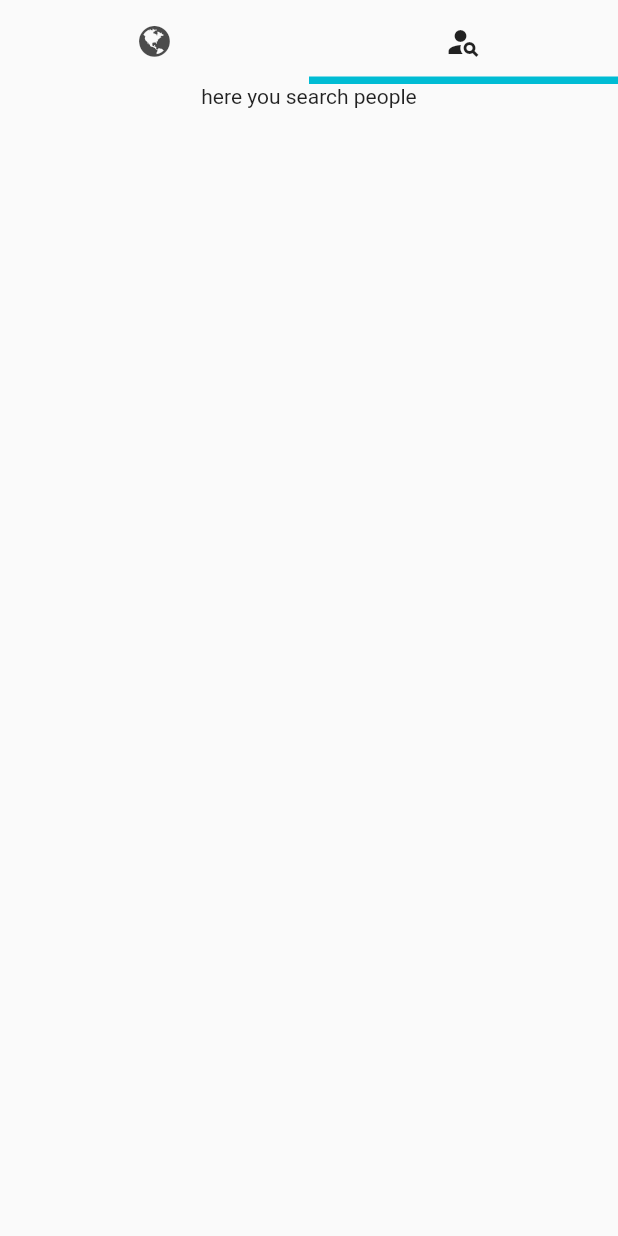
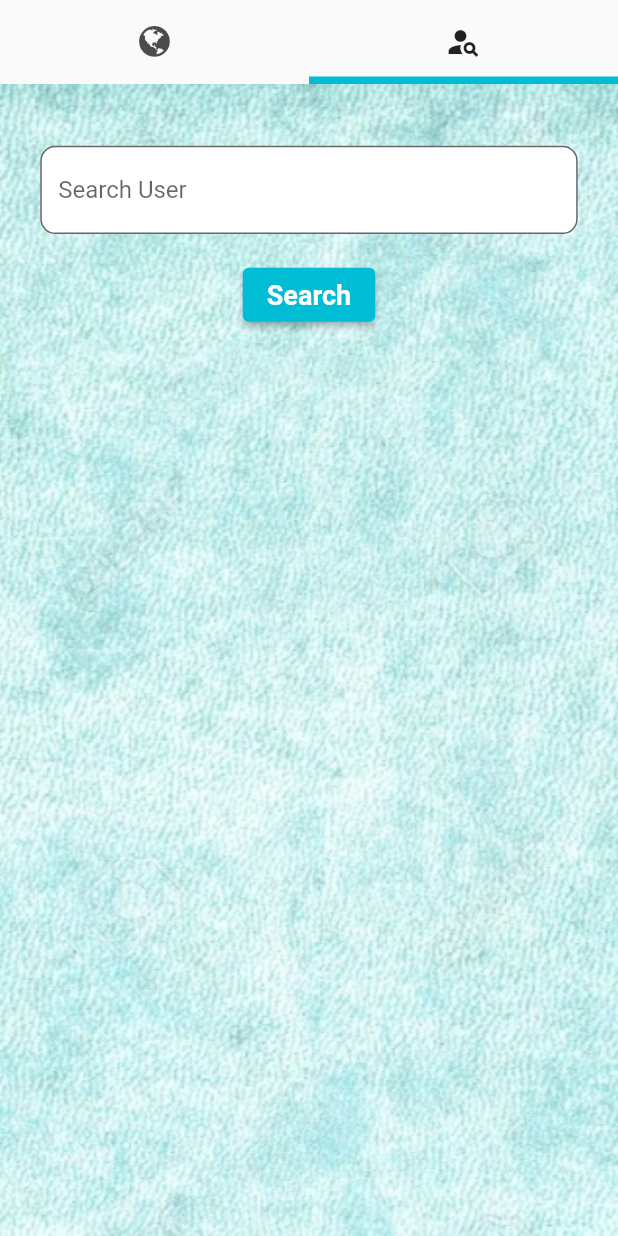
Before and after one commit to Pilar-Ferran/wanderer3, a Flutter app: the ExploreScreen screen opened directly, tab 2 chosen, on a phone screen of 412 x 824 dp. Run offline on Flutter 3.47's test engine with Material 2 defaults, Android fonts, the phone set to English and light mode, and no system bars; our stand-ins replace cloud_firestore, firebase_auth, firebase_core, firebase_storage, flutter_html, fluttertoast and 3 more; missing offline and left inert: dart:ffi; accounts and stored records are empty.

Commit message:
Add files via upload

```diff
--- a/lib/Screens/explore_screen.dart
+++ b/lib/Screens/explore_screen.dart
@@ -1,7 +1,11 @@
+import 'package:firebase_storage/firebase_storage.dart';
 import 'package:flutter/cupertino.dart';
 import 'package:flutter/material.dart';
+import 'package:my_login/Component/picture_loading_indicator.dart';
 import '../Component/trip_preview.dart';
 import '../icons_app.dart';
+import 'package:cloud_firestore/cloud_firestore.dart';
+
 
 class ExploreScreen extends StatefulWidget {
   const ExploreScreen({Key? key}) : super(key: key);
@@ -11,9 +15,14 @@ class ExploreScreen extends StatefulWidget {
 }
 
 class _ExploreScreenState extends State<ExploreScreen> {
+  Map<String, dynamic>? userMap;
+  bool loading = false;
+  final TextEditingController _search = TextEditingController();
+
   @override
+
   Widget build(BuildContext context) {
-    //TODO quizás la appBar debería estar en cada pantalla en lugar de en home_screen
+    final size = MediaQuery.of(context).size;
     return DefaultTabController(
       length: 2,
       child: Scaffold(
@@ -40,16 +49,163 @@ class _ExploreScreenState extends State<ExploreScreen> {
         body: TabBarView(
           children: [
             Column(
+              crossAxisAlignment: CrossAxisAlignment.center,
+              mainAxisSize: MainAxisSize.min,
               children: const [Text("here you search places"),],
             ),
-            Column(
-              children: const [Text("here you search people"),],
-            )
+        Container(
+          constraints: const BoxConstraints.expand(),
+          decoration: const BoxDecoration(
+            image: DecorationImage(
+              image: AssetImage('images/cyan.jpg'),
+              fit: BoxFit.cover,
+            ),
+          ),
+          child:Column(
+                crossAxisAlignment: CrossAxisAlignment.center,
+                mainAxisSize: MainAxisSize.min,
+
+                children: [
+                  loading
+                    ? Column(
+                    children: [
+                      SizedBox(
+                        height: size.height / 3,
+                      ),
+                      const Center(
+                  child: CircularProgressIndicator(),
+                ),],)
+                    :   Column(
+                  children: [
+                SizedBox(
+                height: size.height / 20,
+                ),
+              Container(
+                height: size.height / 14,
+                width: size.width,
+                alignment: Alignment.center,
+                child: Container(
+                  height: size.height / 14,
+                  width: size.width / 1.15,
+                  child: TextField(
+                    controller: _search,
+                    decoration: InputDecoration(
+                      filled:true,
+                      fillColor: Colors.white,
+                      hintText: "Search User",
+                      border: OutlineInputBorder(
+                        borderRadius: BorderRadius.circular(10),
+                      ),
+                    ),
+                  ),
+                ),
+              ),
+              SizedBox(
+                height: size.height / 50,
+              ),
+              ElevatedButton(
+                onPressed: onSearch,
+                child: const Text("Search", style: TextStyle(
+                  color: Colors.white,
+                  fontSize: 18,
+                  fontWeight: FontWeight.w600,
+                ),),
+              ),
+              SizedBox(
+                height: size.height / 30,
+              ),
+                    userMap!=null ?
+                        Container(
+                          color: Colors.white,
+                          child:
+                        ListTile(
+                          onTap:() {},
+                          leading: FutureBuilder(
+                            future: getUserImage(userMap!['profile_picture']),
+                            builder: (context, snapshot){
+                              if (snapshot.connectionState == ConnectionState.done) {
+                                if (snapshot.hasError) {
+                                  print("error in snapshot: "+snapshot.error.toString());
+                                  return const Text("error");
+                                }
+                                else {
+                                  return Image.network(snapshot.data as String);
+                                }
+                              }
+                              else { //show loading
+                                return const PictureLoadingIndicator();
+                              }
+                            },),
+                          selectedTileColor: Colors.white,
+                          title: Text(
+                            userMap!['username'],
+                            style: const TextStyle(
+                              color: Colors.black,
+                              fontSize: 17,
+                              fontWeight: FontWeight.w500,
+                            ),
+                          ),
+                          subtitle: Text(userMap!['biography']),
+                          trailing: Icon(Icons.chat, color: Colors.black),
+                        ),)
+                        : Container(),
+    ],
+      ),
           ],
         ),
+                    ),
+        ],
       ),
+    ),
     );
 
 
   }
+
+
+  void onSearch() async {
+    FirebaseFirestore _firestore = FirebaseFirestore.instance;
+
+    setState(() {
+      loading = true;
+    });
+
+    await _firestore
+        .collection('users')
+        .where("username", isEqualTo: _search.text)
+        .get()
+        .then((value) {
+      setState(() {
+        userMap = value.docs[0].data();
+        loading = false;
+      });
+      print(userMap);
+    }).onError((error, stackTrace) {
+      setState(() {
+      loading = false;
+      userMap=null;
+    });
+      print('hola');
+      ScaffoldMessenger.of(context).showSnackBar(
+        SnackBar(
+          content: const Text('No user found', style: TextStyle(
+            color: Colors.white,
+            fontSize: 16,
+            fontWeight: FontWeight.w500,
+          ),),
+          backgroundColor: Colors.red,
+          action: SnackBarAction(label: 'Try again', textColor: Colors.white ,onPressed: ScaffoldMessenger.of(context).hideCurrentSnackBar),
+        ),
+      );
+    });
+
+
+  }
+
+  Future<String> getUserImage(String imagePath) async {
+    final ref = FirebaseStorage.instance.ref().child(imagePath);
+    var url = await ref.getDownloadURL();
+    return url;
+  }
+
 }
```
